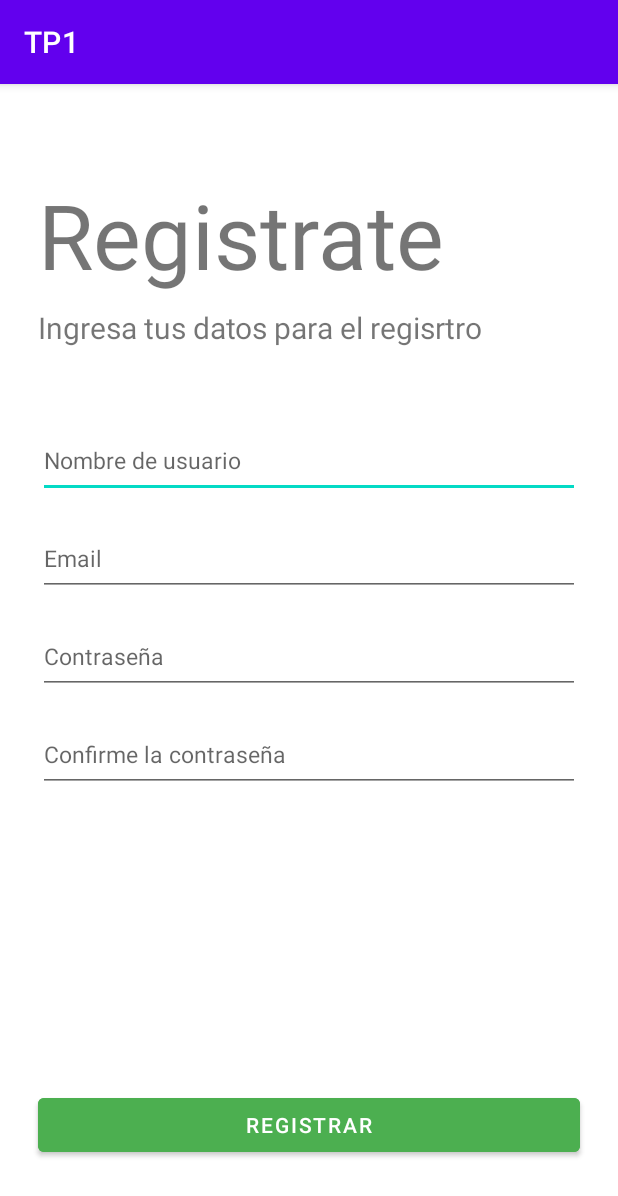
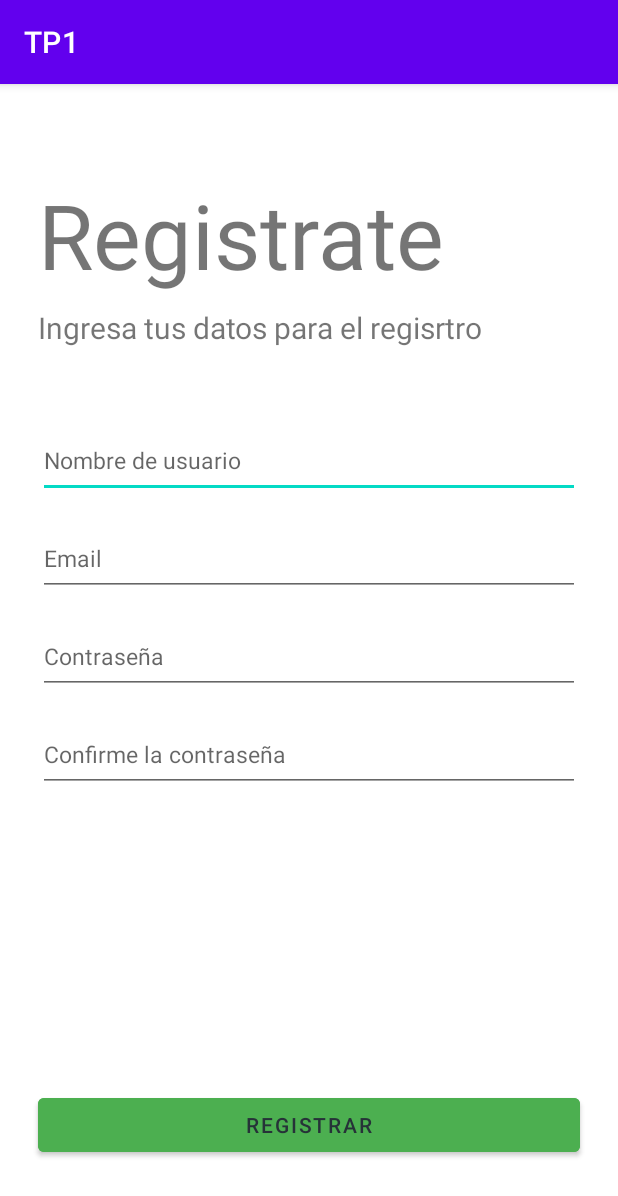
Before and after one commit to simonKoenig/AppMobile_Tp1, an Android app: the RegisterActivity screen opened directly, with no data from a screen before it, on a phone screen of 412 x 824 dp. Shown: the top 1196 px of the screen. Run offline under Robolectric (Android 15) with nearby library versions, the phone set to English and light mode, and no system bars.

Commit message:
Correccion de warnings.

```diff
--- a/app/src/main/java/com/example/myloggin/MainActivity.kt
+++ b/app/src/main/java/com/example/myloggin/MainActivity.kt
@@ -44,4 +44,6 @@ class MainActivity : AppCompatActivity() {
         val registerActivity = Intent(this, RegisterActivity::class.java)
         startActivity(registerActivity)
     }
+
+    fun registrarse(view: View) {}
 }
--- a/app/src/main/java/com/example/myloggin/WelcomeActivity.kt
+++ b/app/src/main/java/com/example/myloggin/WelcomeActivity.kt
@@ -17,7 +17,7 @@ class WelcomeActivity : AppCompatActivity() {
         setContentView(R.layout.welcome_layout)
         val welcomeText = findViewById<TextView>(R.id.welcomeText)
         val userName = intent.getStringExtra("userName")
-        val message = "Bienvenido $userName"
+        val message = "Bienvenido a la aplicacion $userName"
         welcomeText.text = message
 
     }
--- a/app/src/main/res/layout/register_layout.xml
+++ b/app/src/main/res/layout/register_layout.xml
@@ -18,18 +18,18 @@
         <TextView
             android:layout_width="wrap_content"
             android:layout_height="wrap_content"
-            android:layout_marginLeft="25dp"
+            android:layout_marginStart="25dp"
             android:layout_marginTop="60dp"
-            android:text="Registrate"
+            android:text="@string/registrate"
             android:textSize="60sp" />
 
 
         <TextView
             android:layout_width="wrap_content"
             android:layout_height="wrap_content"
-            android:layout_marginLeft="25dp"
+            android:layout_marginStart="25dp"
             android:layout_marginTop="8dp"
-            android:text="Ingresa tus datos para el regisrtro"
+            android:text="@string/datos_registro"
             android:textSize="20sp" />
 
         <EditText
@@ -39,9 +39,11 @@
             android:layout_marginLeft="25dp"
             android:layout_marginTop="50dp"
             android:layout_marginRight="25dp"
-            android:hint="Nombre de usuario"
+            android:hint="@string/nombre_de_usuario"
             android:inputType="text"
-            android:textSize="15sp" />
+            android:textSize="15sp"
+            android:importantForAutofill="no"
+            tools:ignore="VisualLintTextFieldSize" />
 
         <EditText
             android:id="@+id/userEmail"
@@ -50,9 +52,11 @@
             android:layout_marginLeft="25dp"
             android:layout_marginTop="15dp"
             android:layout_marginRight="25dp"
-            android:hint="Email"
+            android:hint="@string/email"
             android:inputType="textEmailAddress"
-            android:textSize="15sp" />
+            android:textSize="15sp"
+            android:importantForAutofill="no"
+            tools:ignore="VisualLintTextFieldSize" />
 
         <EditText
             android:id="@+id/userPasswd"
@@ -61,9 +65,11 @@
             android:layout_marginLeft="25dp"
             android:layout_marginTop="15dp"
             android:layout_marginRight="25dp"
-            android:hint="Contraseña"
+            android:hint="@string/contrase_a"
             android:inputType="textPassword"
-            android:textSize="15sp" />
+            android:textSize="15sp"
+            android:importantForAutofill="no"
+            tools:ignore="VisualLintTextFieldSize" />
 
         <EditText
             android:id="@+id/userConfirm"
@@ -72,9 +78,11 @@
             android:layout_marginLeft="25dp"
             android:layout_marginTop="15dp"
             android:layout_marginRight="25dp"
-            android:hint="Confirme la contraseña"
+            android:hint="@string/confirme_la_contrase_a"
             android:inputType="textPassword"
-            android:textSize="15sp" />
+            android:textSize="15sp"
+            android:importantForAutofill="no"
+            tools:ignore="VisualLintTextFieldSize" />
 
     </LinearLayout>
 
@@ -94,8 +102,9 @@
             android:layout_marginRight="25dp"
             android:backgroundTint="#4CAF50"
             android:onClick="registrarse"
-            android:text="Registrar"
-            android:textColor="#FFFFFF" />
+            android:text="@string/registrar"
+            android:textColor="#263238"
+            tools:ignore="VisualLintButtonSize" />
     </LinearLayout>
 
 
--- a/app/src/main/res/values/strings.xml
+++ b/app/src/main/res/values/strings.xml
@@ -1,3 +1,25 @@
 <resources>
     <string name="app_name">TP1</string>
+    <string name="bienvenido">Bienvenido</string>
+    <string name="plataforma_utilizada">Plataforma utilizada:</string>
+    <string name="android">Android</string>
+    <string name="ios">iOS</string>
+    <string name="seleccione_sus_preferencias">Seleccione sus preferencias</string>
+    <string name="programaci_n">Programación</string>
+    <string name="redes">Redes</string>
+    <string name="seguridad">Seguridad</string>
+    <string name="hardware">Hardware</string>
+    <string name="otra">Otra</string>
+    <string name="ingresa_aqu_su_preferencia">Ingresa aquí su preferencia</string>
+    <string name="enviar">Enviar</string>
+    <string name="registrate">Registrate</string>
+    <string name="logo_utn">Logo utn</string>
+    <string name="inputs">Ingresa su correo y contraseña</string>
+    <string name="nombre_de_usuario">Nombre de usuario</string>
+    <string name="contrase_a">Contraseña</string>
+    <string name="iniciar_sesi_n">Iniciar sesión</string>
+    <string name="datos_registro">Ingresa tus datos para el regisrtro</string>
+    <string name="email">Email</string>
+    <string name="confirme_la_contrase_a">Confirme la contraseña</string>
+    <string name="registrar">Registrar</string>
 </resources>
```
Also changed, not shown: app/src/main/res/layout/activity_main.xml (+17 -11 lines), app/src/main/res/layout/welcome_layout.xml (+25 -19 lines).
